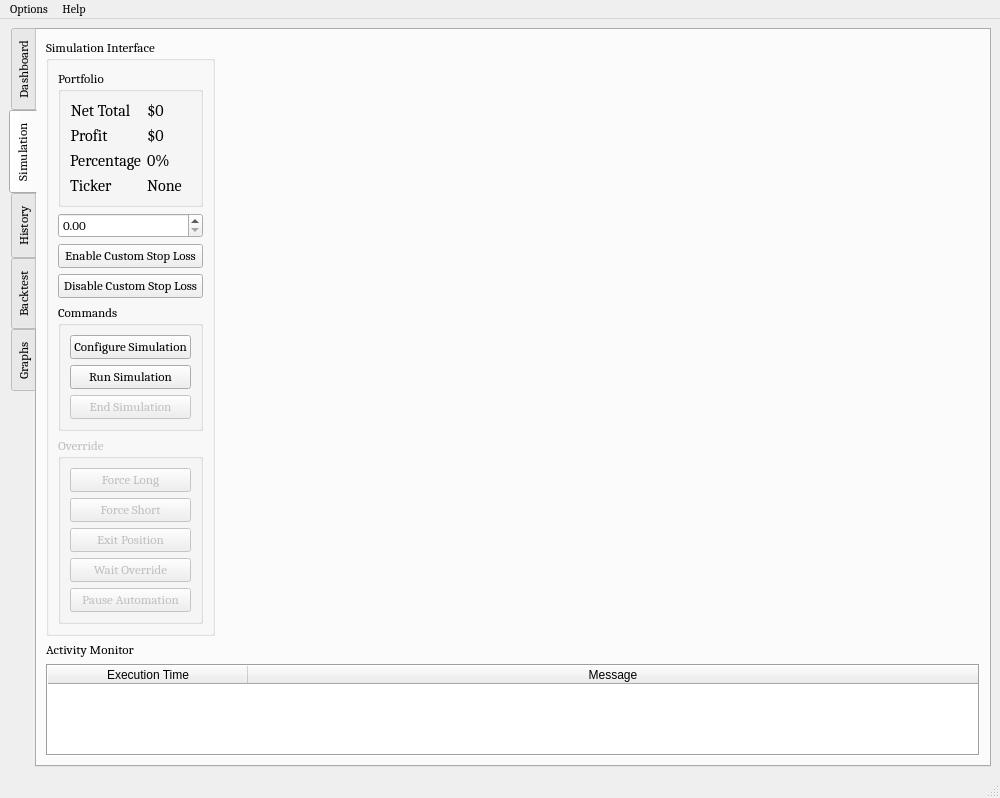
Before: the Qt Designer form UI/algobot.ui in ZENALC/algobot, drawn with Qt 5.
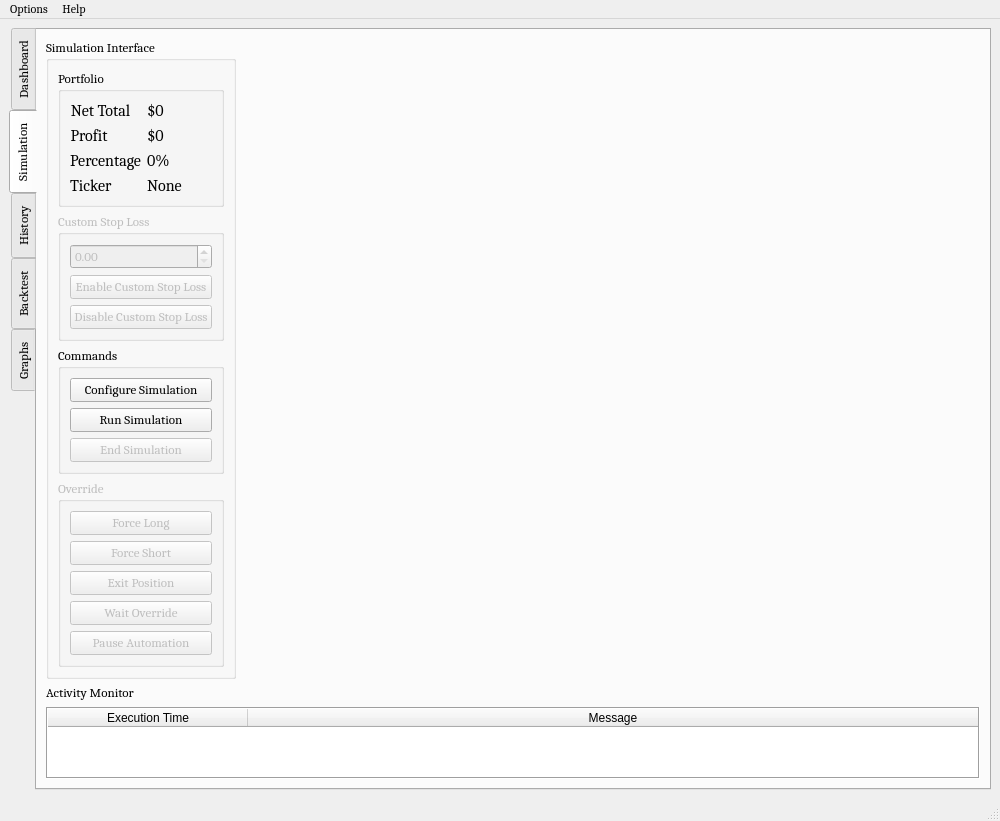
After: the same form once the commit is applied. The open tabs and pages were chosen to show the change. Icons and pictures are not drawn. Custom widgets are drawn as their Qt base class.

What changed in the file:
```diff
--- a/UI/algobot.ui
+++ b/UI/algobot.ui
@@ -662,6 +662,15 @@
             </widget>
            </item>
            <item>
+            <widget class="QGroupBox" name="customSimulationStopLossGroupBox">
+             <property name="enabled">
+              <bool>false</bool>
+             </property>
+             <property name="title">
+              <string>Custom Stop Loss</string>
+             </property>
+             <layout class="QVBoxLayout" name="verticalLayout_9">
+              <item>
             <widget class="QDoubleSpinBox" name="customSimulationStopLossValue">
              <property name="maximum">
               <double>10000000.000000000000000</double>
@@ -677,9 +686,15 @@
            </item>
            <item>
             <widget class="QPushButton" name="disableSimulationCustomStopLossButton">
+                <property name="enabled">
+                 <bool>false</bool>
+                </property>
              <property name="text">
               <string>Disable Custom Stop Loss</string>
              </property>
+               </widget>
+              </item>
+             </layout>
             </widget>
            </item>
            <item>
```
Left out of the diff: 17 changed lines with no effect on the pictures. Lines whose indentation alone changed are shown as unchanged.
